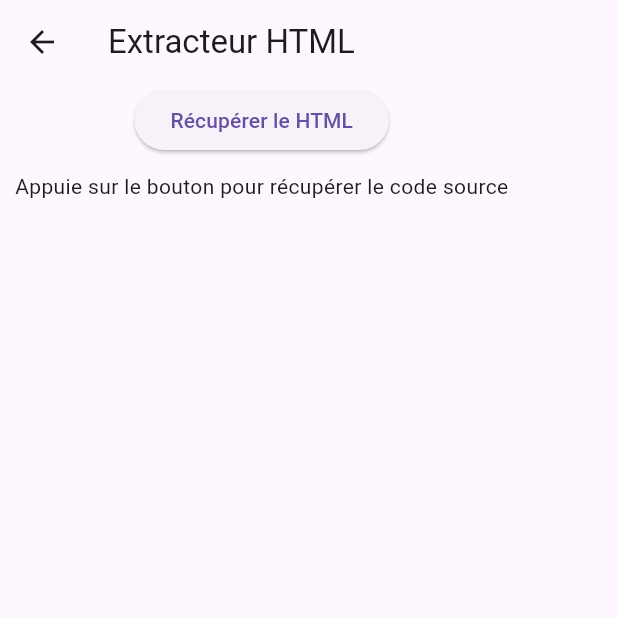
After one commit to Traygueur/sumapp, a Flutter app: the HtmlFetcher screen opened directly, after a tap on "Récupérer le HTML", on a phone screen of 412 x 824 dp, the top half of it. The commit adds this screen. Run offline on Flutter 3.47's test engine with Material 3 defaults, Android fonts, the phone set to English and light mode, and no system bars; our stand-ins replace supabase_flutter; accounts and stored records are empty; network calls fail.

Commit message:
scrap zataz 1st

```diff
--- a/lib/authentification.dart
+++ b/lib/authentification.dart
@@ -1,6 +1,6 @@
 import 'package:flutter/material.dart';
 import 'package:supabase_flutter/supabase_flutter.dart';
-
+import 'scrap.dart';
 
 class Authentification extends StatefulWidget {
   const Authentification({super.key});
@@ -27,10 +27,10 @@ class _AuthentificationState extends State<Authentification> {
     } else {
       print('Connexion réussie');
       print('Utilisateur connecté : ${response.user?.email}');
-      '''Navigator.push(
+      Navigator.push(
         context,
         MaterialPageRoute(builder: (context) => HtmlFetcher()),
-      );''';
+      );
       // Tu peux utiliser 'response.user' pour obtenir les informations de l'utilisateur
       // Si tu veux la session : response.session
     }
@@ -65,10 +65,10 @@ class _AuthentificationState extends State<Authentification> {
                 password: passwordController.text
 
               );
-              '''Navigator.push(
+              Navigator.push(
                 context,
-                MaterialPageRoute(builder: (context) => LienNouvellePage()),
-              );''';
+                MaterialPageRoute(builder: (context) => HtmlFetcher()),
+              );
             }, child: Text("Créer un compte")),
           ],
         ),
--- /dev/null
+++ b/lib/scrap.dart
@@ -0,0 +1,78 @@
+import 'package:flutter/material.dart';
+import 'package:http/http.dart' as http;
+import 'package:intl/intl.dart';
+
+class HtmlFetcher extends StatefulWidget {
+  @override
+  _HtmlFetcherState createState() => _HtmlFetcherState();
+}
+
+class _HtmlFetcherState extends State<HtmlFetcher> {
+
+  String formatdate = '';
+
+  @override
+  void initState() {
+    super.initState();
+    formatdate = DateFormat("yyyy/MM/dd").format(DateTime.now());
+  }
+
+  String _htmlContent = "Appuie sur le bouton pour récupérer le code source";
+
+
+
+
+  Future<void> fetchHtml() async {
+    final response = await http.get(Uri.parse('https://www.zataz.com/'+formatdate));
+
+    if (response.statusCode == 200) {
+      setState(() {
+        _htmlContent = response.body;
+      });
+    } else {
+      setState(() {
+        _htmlContent = "Erreur : ${response.statusCode}";
+      });
+    }
+
+    RegExp regex = RegExp(r'<h2[^>]*class="blog-title"[^>]*>(.*?)<\/h2>', dotAll: true);
+    Iterable<Match> matches = regex.allMatches(_htmlContent);
+
+    for(var match in matches){
+      if (match != null) {
+        String innerContent = match.group(0)!; // Contenu interne sans <div>...</div>
+        print(innerContent);
+        RegExp regexlink = RegExp(r'href="([^"]+)"');
+        Match? matchlink = regexlink.firstMatch(innerContent);
+        if(matchlink != null){
+          String link = matchlink.group(1)!;
+          print(link);
+        }
+      } else {
+        print("Aucune div avec la classe 'blog-date' trouvée.");
+      }
+    }
+
+  }
+
+  @override
+  Widget build(BuildContext context) {
+    return Scaffold(
+      appBar: AppBar(title: Text("Extracteur HTML")),
+      body: Column(
+        children: [
+          ElevatedButton(
+            onPressed: fetchHtml,
+            child: Text("Récupérer le HTML"),
+          ),
+          Expanded(
+            child: SingleChildScrollView(
+              padding: EdgeInsets.all(10),
+              child: Text(_htmlContent),
+            ),
+          ),
+        ],
+      ),
+    );
+  }
+}
--- a/pubspec.yaml
+++ b/pubspec.yaml
@@ -35,6 +35,8 @@ dependencies:
   # Use with the CupertinoIcons class for iOS style icons.
   cupertino_icons: ^1.0.8
   supabase_flutter: ^2.8.4
+  http: ^1.3.0
+  intl: ^0.20.2
 
 dev_dependencies:
   flutter_test:
```
Also changed, not shown: pubspec.lock.
